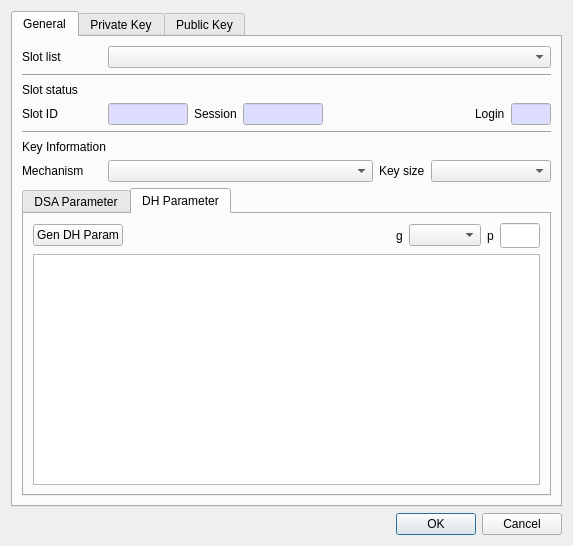
This is CryptokiMan/gen_key_pair_dlg.ui in jykim74/CryptokiMan as Qt 5 draws it before an edit. The edited form follows.
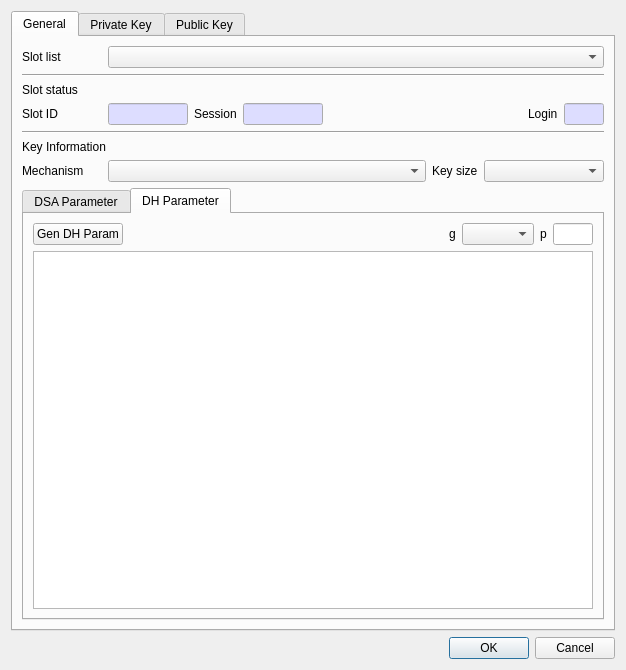
This is the edited form. The open tabs and pages were chosen to show the change.

What changed in the file:
```diff
--- a/CryptokiMan/gen_key_pair_dlg.ui
+++ b/CryptokiMan/gen_key_pair_dlg.ui
@@ -6,8 +6,8 @@
    <rect>
     <x>0</x>
     <y>0</y>
-    <width>573</width>
-    <height>536</height>
+    <width>626</width>
+    <height>670</height>
    </rect>
   </property>
   <property name="windowTitle">
@@ -776,9 +776,7 @@
                 </size>
                </property>
                <property name="font">
-                <font>
-                 <family>굴림체</family>
-                </font>
+                <font/>
                </property>
                <property name="readOnly">
                 <bool>true</bool>
@@ -813,9 +811,7 @@
            <item>
             <widget class="QPlainTextEdit" name="mDH_PText">
              <property name="font">
-              <font>
-               <family>굴림체</family>
-              </font>
+              <font/>
              </property>
             </widget>
            </item>
```
Left out of the diff: 2 changed lines with no effect on the pictures.
